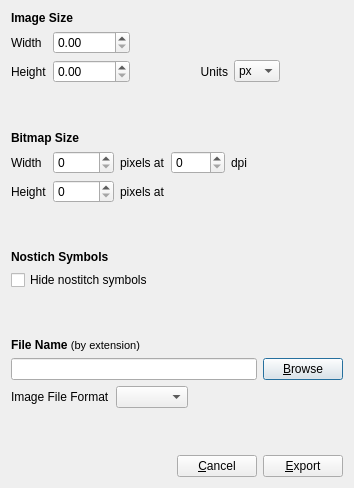
Before: the Qt Designer form sconcho/gui/ui/export_bitmap_dialog.ui in haskelladdict/sconcho, drawn with Qt 5.
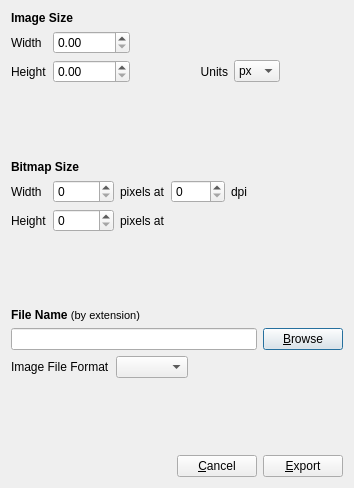
After: the same form once the commit is applied.

```diff
--- a/sconcho/gui/ui/export_bitmap_dialog.ui
+++ b/sconcho/gui/ui/export_bitmap_dialog.ui
@@ -260,44 +260,6 @@
      </item>
     </layout>
    </item>
-   <item>
-    <spacer name="verticalSpacer_3">
-     <property name="orientation">
-      <enum>Qt::Vertical</enum>
-     </property>
-     <property name="sizeHint" stdset="0">
-      <size>
-       <width>20</width>
-       <height>27</height>
-      </size>
-     </property>
-    </spacer>
-   </item>
-   <item>
-    <widget class="QLabel" name="label_7">
-     <property name="text">
-      <string>&lt;!DOCTYPE HTML PUBLIC &quot;-//W3C//DTD HTML 4.0//EN&quot; &quot;http://www.w3.org/TR/REC-html40/strict.dtd&quot;&gt;
-&lt;html&gt;&lt;head&gt;&lt;meta name=&quot;qrichtext&quot; content=&quot;1&quot; /&gt;&lt;style type=&quot;text/css&quot;&gt;
-p, li { white-space: pre-wrap; }
-&lt;/style&gt;&lt;/head&gt;&lt;body style=&quot; font-family:'DejaVu Sans'; font-size:8pt; font-weight:400; font-style:normal;&quot;&gt;
-&lt;p style=&quot; margin-top:0px; margin-bottom:0px; margin-left:0px; margin-right:0px; -qt-block-indent:0; text-indent:0px;&quot;&gt;&lt;span style=&quot; font-family:'Sans Serif'; font-size:9pt; font-weight:600;&quot;&gt;Nostich Symbols&lt;/span&gt;&lt;/p&gt;&lt;/body&gt;&lt;/html&gt;</string>
-     </property>
-    </widget>
-   </item>
-   <item>
-    <layout class="QHBoxLayout" name="horizontalLayout">
-     <item>
-      <widget class="QCheckBox" name="hideNostitchCheckBox">
-       <property name="toolTip">
-        <string>Checking this option will hide all &lt;i&gt;nostitch&lt;/i&gt; symbols in the exported image of your pattern. This can be used to generate non-rectangular patterns.</string>
-       </property>
-       <property name="text">
-        <string>Hide nostitch symbols</string>
-       </property>
-      </widget>
-     </item>
-    </layout>
-   </item>
    <item>
     <spacer name="verticalSpacer_2">
      <property name="orientation">
```
Left out of the diff: 4 changed lines with no effect on the pictures.
